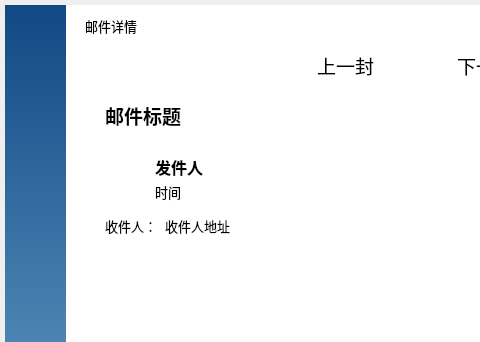
First picture: the form in mainwindow.ui, repository radoth/mini-email-client, before the edit; both pictures show x 0 to 480 and y 0 to 342 of the 810 by 610 pixel window.
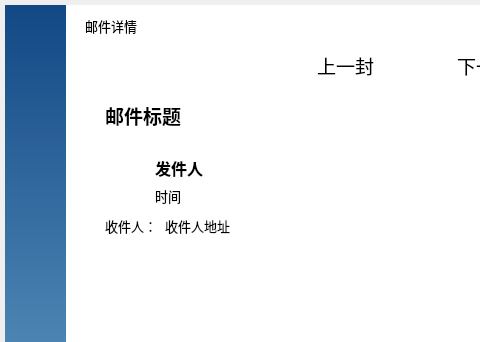
Second picture: the form after the edit. The open tabs and pages were chosen to show the change. Icons and pictures are not drawn.

```diff
--- a/mainwindow.ui
+++ b/mainwindow.ui
@@ -1569,7 +1569,7 @@
        <x>150</x>
        <y>150</y>
        <width>631</width>
-       <height>48</height>
+       <height>54</height>
       </rect>
      </property>
      <layout class="QVBoxLayout" name="verticalLayout_9">
```
Left out of the diff: 2 changed lines with no effect on the pictures.
